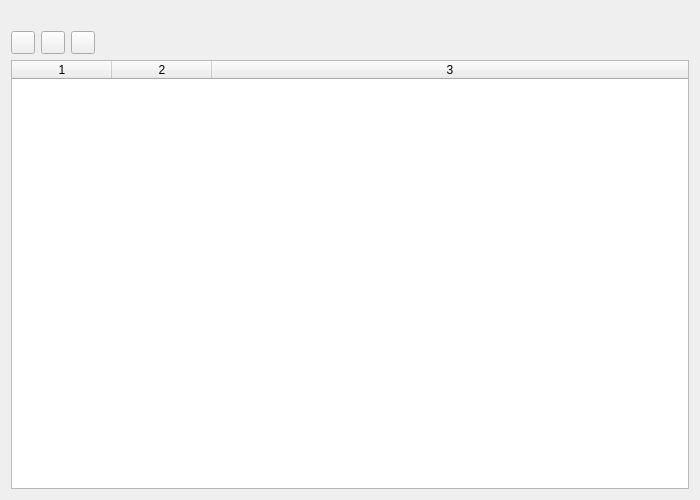
The window that org.nickvision.tubeconverter.qt/src/views/keyring_dialog.ui (NickvisionApps/Parabolic) describes before a commit, drawn with Qt 5.
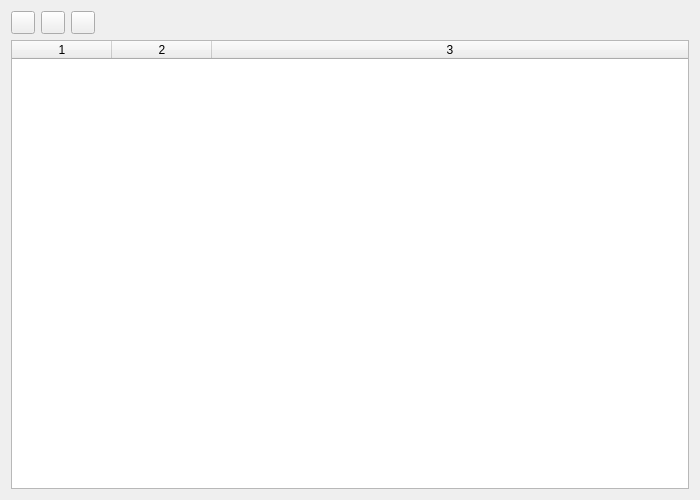
The same window after the commit. Custom widgets are drawn as their Qt base class.

Commit message: feat: Better keyring management

Diff of the .ui file:
```diff
--- a/org.nickvision.tubeconverter.qt/src/views/keyring_dialog.ui
+++ b/org.nickvision.tubeconverter.qt/src/views/keyring_dialog.ui
@@ -12,16 +12,6 @@
    <bool>true</bool>
   </property>
   <layout class="QVBoxLayout" name="layout">
-   <item>
-    <widget class="oclero::qlementine::Label" name="lbl_description">
-     <property name="role">
-      <enum>oclero::qlementine::TextRole::Caption</enum>
-     </property>
-     <property name="wordWrap">
-      <bool>true</bool>
-     </property>
-    </widget>
-   </item>
    <item>
     <layout class="QHBoxLayout" name="buttons_layout">
      <item>
@@ -34,17 +24,14 @@
       <widget class="QToolButton" name="btn_remove"/>
      </item>
      <item>
-      <spacer name="buttons_spacer">
-       <property name="orientation">
-        <enum>Qt::Horizontal</enum>
+      <widget class="oclero::qlementine::Label" name="lbl_description">
+       <property name="role">
+        <enum>oclero::qlementine::TextRole::Caption</enum>
        </property>
-       <property name="sizeHint" stdset="0">
-        <size>
-         <width>40</width>
-         <height>20</height>
-        </size>
+       <property name="wordWrap">
+        <bool>true</bool>
        </property>
-      </spacer>
+      </widget>
      </item>
     </layout>
    </item>
```
The commit also changes 55 other files.
